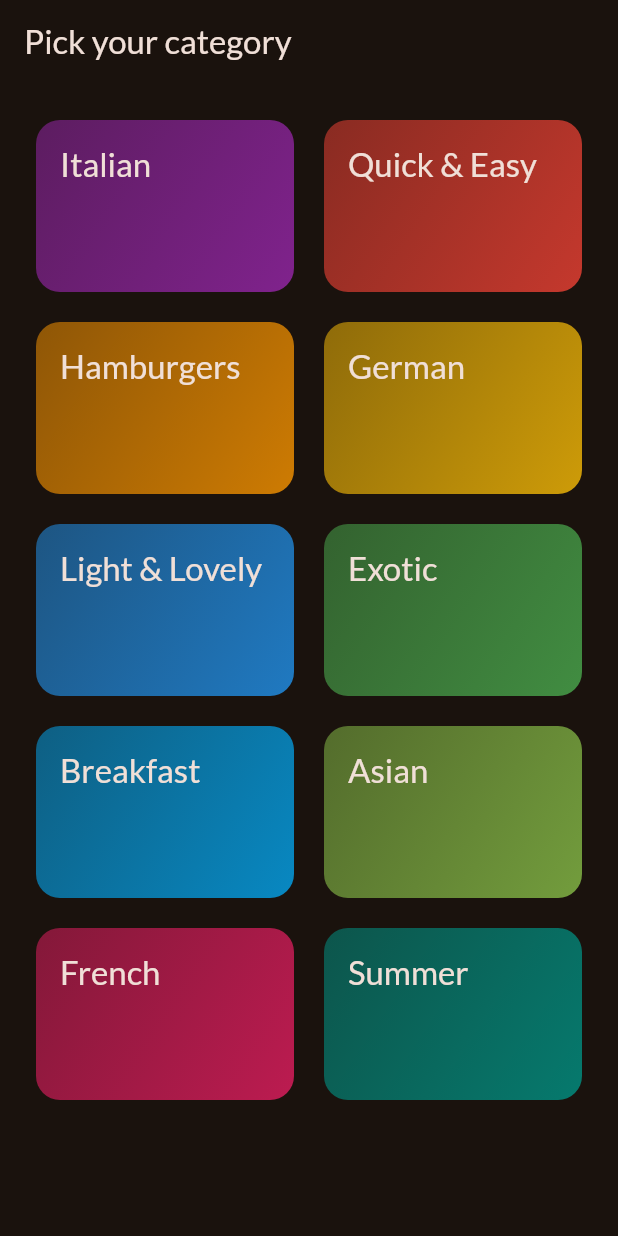
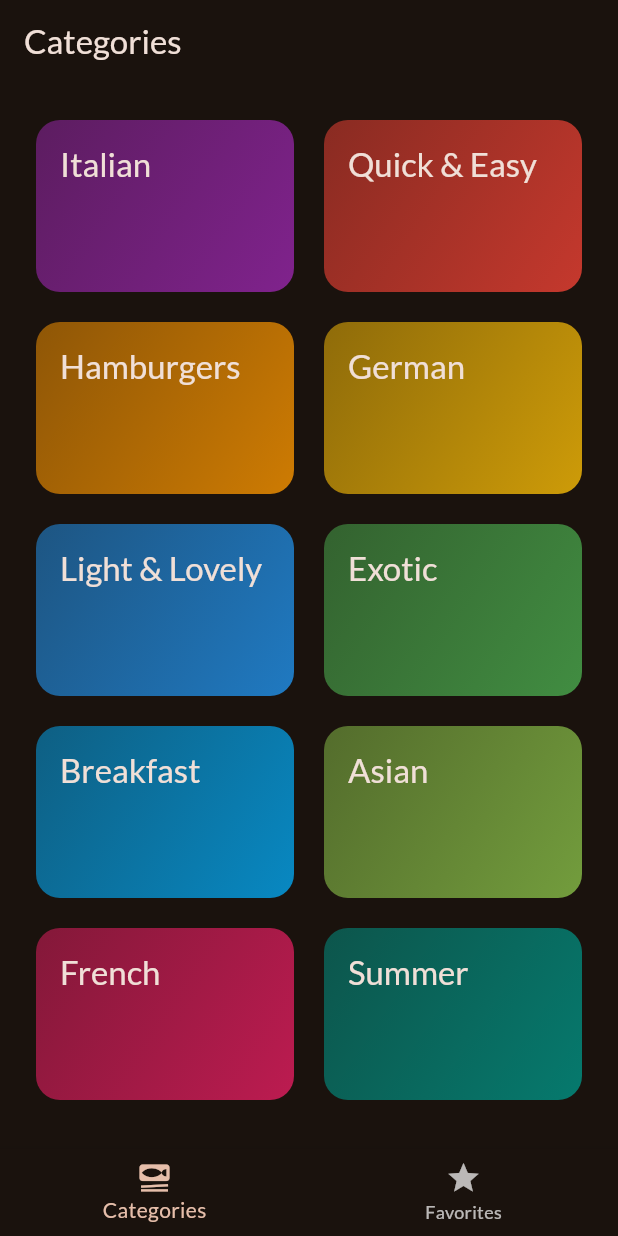
Before and after one commit to denickman/MealsApp, a Flutter app: the screen it shows after launch, on a phone screen of 412 x 824 dp. Run offline on Flutter 3.47's test engine with Material 3 defaults, Android fonts, the phone set to English and light mode, and no system bars; our stand-ins replace google_fonts, transparent_image.

Commit message:
Solving several Scaffold-widgets issue in the app

```diff
--- a/lib/main.dart
+++ b/lib/main.dart
@@ -1,10 +1,10 @@
 import 'package:flutter/material.dart';
 import 'package:google_fonts/google_fonts.dart';
-import 'package:mealapp/data/dummy_data.dart';
-import 'package:mealapp/screens/categories.dart';
+// import 'package:mealapp/data/dummy_data.dart';
 // import 'package:mealapp/screens/categories.dart';
-import 'package:mealapp/screens/meals.dart';
-
+// import 'package:mealapp/screens/categories.dart';
+// import 'package:mealapp/screens/meals.dart';
+import 'package:mealapp/screens/tabs.dart';
 
 final theme = ThemeData(
   useMaterial3: true,
@@ -24,9 +24,6 @@ class App extends StatelessWidget {
 
   @override
   Widget build(BuildContext context) {
-    return MaterialApp(
-      theme: theme,
-      home: const CategoriesScreen(),
-    );
+    return MaterialApp(theme: theme, home: const TabsScreen());
   }
 }
--- a/lib/screens/categories.dart
+++ b/lib/screens/categories.dart
@@ -37,9 +37,7 @@ class CategoriesScreen extends StatelessWidget {
 
   @override
   Widget build(BuildContext context) {
-    return Scaffold(
-      appBar: AppBar(title: Text('Pick your category')),
-      body: GridView(
+    return GridView(
         padding: const EdgeInsets.all(24),
         gridDelegate: const SliverGridDelegateWithFixedCrossAxisCount(
           crossAxisCount: 2,
@@ -57,7 +55,6 @@ class CategoriesScreen extends StatelessWidget {
               },
             ),
         ],
-      ),
-    );
+      );
   }
 }
--- /dev/null
+++ b/lib/screens/tabs.dart
@@ -0,0 +1,50 @@
+import 'package:flutter/material.dart';
+import 'package:mealapp/screens/categories.dart';
+import 'package:mealapp/screens/meals.dart';
+
+class TabsScreen extends StatefulWidget {
+  const TabsScreen({super.key});
+
+  @override
+  State<TabsScreen> createState() {
+    return _TabsScreenState();
+  }
+}
+
+class _TabsScreenState extends State<TabsScreen> {
+  int _selectedPageIndex = 0;
+
+  void _selectPage(int index) {
+    setState(() {
+      _selectedPageIndex = index;
+    });
+  }
+
+  @override
+  Widget build(BuildContext context) {
+
+    Widget activePage = const CategoriesScreen();
+    var activePageTitle = 'Categories';
+
+    if (_selectedPageIndex == 1) {
+      activePage = MealsScreen(title: "Favorites", meals: []);
+      activePageTitle = 'Your Favorites';
+    }
+
+    return Scaffold(
+      appBar: AppBar(title: Text(activePageTitle)),
+      body: activePage,
+      bottomNavigationBar: BottomNavigationBar(
+        onTap: _selectPage,
+        currentIndex: _selectedPageIndex,  // for highlighting current page
+        items: const [
+          BottomNavigationBarItem(
+            icon: Icon(Icons.set_meal),
+            label: 'Categories',
+          ),
+          BottomNavigationBarItem(icon: Icon(Icons.star), label: 'Favorites'),
+        ],
+      ),
+    );
+  }
+}
```
Also changed, not shown: lib/screens/meals.dart (+4 -4 lines).
